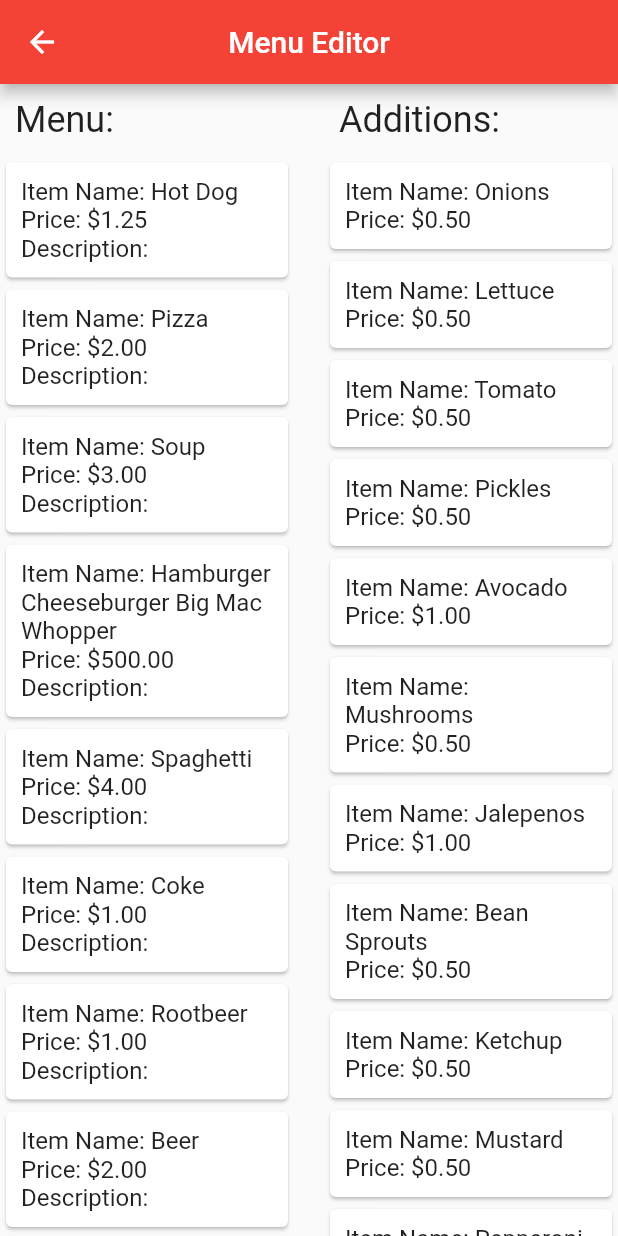
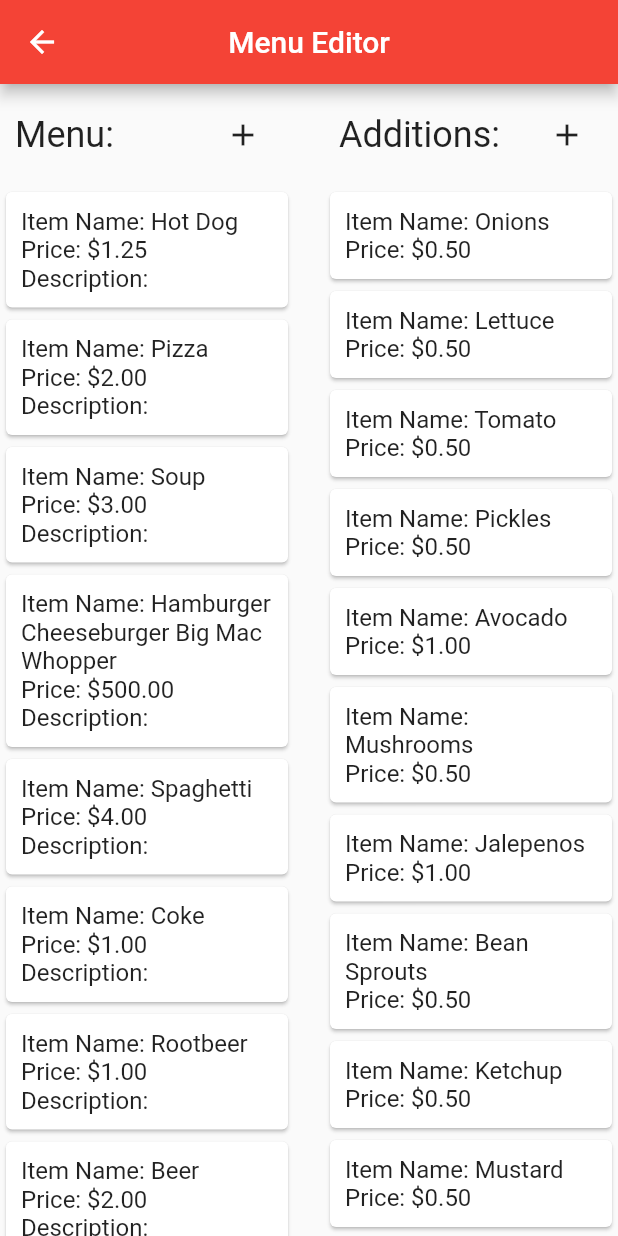
Before and after one commit to AlecRoss01/NAPOS-POS-System, a Flutter app: the MenuEditor screen opened directly, on a phone screen of 412 x 824 dp. Run offline on Flutter 3.47's test engine with Material 2 defaults, Android fonts, the phone set to English and light mode, and no system bars; our stand-ins replace flutter_dotenv; missing offline and left inert: square_in_app_payments.

Commit message:
Ability to remove items/additions. Ability to add new items/additions.

```diff
--- a/lib/pages/menu_editor_page.dart
+++ b/lib/pages/menu_editor_page.dart
@@ -35,10 +35,38 @@ class _MenuEditor extends State<MenuEditor> {
               Expanded(
                 child: Padding(
                     padding: EdgeInsets.all(10),
-                    child: Text(
+                    child: Row(
+                      children: [
+                        Text(
                           'Menu: ',
                           textAlign: TextAlign.left,
                           style: CustomTextStyle.headerText,
+                        ),
+
+                        Spacer(),
+
+                        IconButton(
+                          icon: Icon(Icons.add),
+                          onPressed: () {
+                            showDialog(
+                              context: context,
+                              builder: (context) {
+                                return AlertDialog(
+                                  title: Text("Create new menu item:"),
+                                  content: Container(
+                                    width: 500,
+                                    height: 500,
+                                    child: CustomizeMenuItem(
+                                      menuItem: MenuItem("New Menu Item"),
+                                      isPopup: true,
+                                    ),
+                                  ),
+                                );
+                              }
+                            );
+                          },
+                        )
+                      ],
                     )
                 ),
               ),
@@ -48,10 +76,38 @@ class _MenuEditor extends State<MenuEditor> {
               Expanded(
                 child: Padding(
                     padding: EdgeInsets.all(10),
-                    child: Text(
+                    child: Row(
+                      children: [
+                        Text(
                           'Additions: ',
                           textAlign: TextAlign.left,
                           style: CustomTextStyle.headerText,
+                        ),
+
+                        Spacer(),
+
+                        IconButton(
+                          icon: Icon(Icons.add),
+                          onPressed: () {
+                            showDialog(
+                                context: context,
+                                builder: (context) {
+                                  return AlertDialog(
+                                    title: Text("Create new addition:"),
+                                    content: Container(
+                                      width: 500,
+                                      height: 500,
+                                      child: CustomizeAddition(
+                                        addition: ItemAddition("New Addition", 0, 0),
+                                        isPopup: true,
+                                      ),
+                                    ),
+                                  );
+                                }
+                            );
+                          },
+                        )
+                      ],
                     )
                 ),
               ),
--- a/lib/widgets/customize_addition.dart
+++ b/lib/widgets/customize_addition.dart
@@ -8,14 +8,18 @@ import 'customize_menu_item_entry.dart';
 // This widget is the home page of the POS application.
 class CustomizeAddition extends StatefulWidget {
   bool isBeingEdited;
+  bool isPopup;
   final ItemAddition addition;
 
   CustomizeAddition({
     super.key,
     required this.addition,
     isBeingEdited,
+    isPopup,
   })
-      : isBeingEdited = isBeingEdited ?? false
+  :
+  isBeingEdited = isBeingEdited ?? false,
+  isPopup = isPopup ?? false
   ;
 
   @override
@@ -41,7 +45,7 @@ class _CustomizeAddition extends State<CustomizeAddition> {
     controllerPrice = TextEditingController(text: widget.addition.getprice().toString());
     //controllerDescription = TextEditingController(text: widget.addition.description);
 
-    if(!widget.isBeingEdited) {
+    if(!widget.isBeingEdited && !widget.isPopup) {
       return GestureDetector(
         child: MouseRegion(
           cursor: SystemMouseCursors.click,
@@ -77,18 +81,22 @@ class _CustomizeAddition extends State<CustomizeAddition> {
       return Card(
           child: Padding(
             padding: EdgeInsets.all(10),
+            child: Row(
+              crossAxisAlignment: CrossAxisAlignment.start,
+              children: [
+                Expanded(
                   child: Column(
                     crossAxisAlignment: CrossAxisAlignment.start,
                     children: [
 
-                CustomizeMenuItemEntry(
+                      CustomizePurchasableEntry(
                         title: 'Item Name: ',
                         controller: controllerItemName,
                       ),
 
                       SizedBox(height: 5),
 
-                CustomizeMenuItemEntry(
+                      CustomizePurchasableEntry(
                         title: 'Price (\$): ',
                         controller: controllerPrice,
                       ),
@@ -104,14 +112,21 @@ class _CustomizeAddition extends State<CustomizeAddition> {
                             ),
                             onPressed: () {
                               setState(() {
-                          //TODO: Set changes
                                 widget.isBeingEdited = false;
 
                                 try {
+                                  if (controllerItemName.text == "" || controllerPrice.text == "") {
+                                    throw Exception("Missing a value.");
+                                  }
                                   ItemAddition newAddition = ItemAddition(controllerItemName.text, 0, double.parse(controllerPrice.text));
                                   replaceAdditionInMenu(widget.addition, newAddition);
                                 } catch (e) {
-                            // Does nothing.
+                                  // Does nothing on a failed parse.
+                                }
+
+                                // If it's a popup, closes the popup.
+                                if (widget.isPopup) {
+                                  Navigator.of(context).pop();
                                 }
                               });
                             },
@@ -125,14 +140,39 @@ class _CustomizeAddition extends State<CustomizeAddition> {
                             onPressed: () {
                               setState(() {
                                 widget.isBeingEdited = false;
+
+                                // If it's a popup, closes the popup.
+                                if (widget.isPopup) {
+                                  Navigator.of(context).pop();
+                                }
                               });
                             },
                           ),
-                  ],
-                )
 
                         ],
                       ),
+
+                    ],
+                  ),
+                ),
+
+                SizedBox(width: 10),
+
+                IconButton(
+                  icon: Icon(Icons.delete),
+                  onPressed: () {
+                    if (widget.isPopup) {
+                      Navigator.of(context).pop();
+                      return;
+                    }
+                    removeAdditionInMenu(widget.addition);
+                  },
+                ),
+
+                SizedBox(width: 7),
+
+              ],
+            )
           )
       );
     }
--- a/lib/widgets/customize_menu_item.dart
+++ b/lib/widgets/customize_menu_item.dart
@@ -7,14 +7,18 @@ import 'customize_menu_item_entry.dart';
 // This widget is the home page of the POS application.
 class CustomizeMenuItem extends StatefulWidget {
   bool isBeingEdited;
+  bool isPopup;
   final MenuItem menuItem;
 
   CustomizeMenuItem({
     super.key,
     required this.menuItem,
     isBeingEdited,
+    isPopup
   })
-  : isBeingEdited = isBeingEdited ?? false
+  :
+  isBeingEdited = isBeingEdited ?? false,
+  isPopup = isPopup ?? false
   ;
 
   @override
@@ -40,7 +44,7 @@ class _CustomizeMenuItem extends State<CustomizeMenuItem> {
     controllerPrice = TextEditingController(text: widget.menuItem.price.toString());
     controllerDescription = TextEditingController(text: widget.menuItem.description);
 
-    if(!widget.isBeingEdited) {
+    if(!widget.isBeingEdited && !widget.isPopup) {
       return GestureDetector(
         child: MouseRegion(
           cursor: SystemMouseCursors.click,
@@ -81,25 +85,30 @@ class _CustomizeMenuItem extends State<CustomizeMenuItem> {
       return Card(
         child: Padding(
           padding: EdgeInsets.all(10),
+          child: Row(
+            crossAxisAlignment: CrossAxisAlignment.start,
+            children: [
+
+              Expanded(
                 child: Column(
                   crossAxisAlignment: CrossAxisAlignment.start,
                   children: [
 
-              CustomizeMenuItemEntry(
+                    CustomizePurchasableEntry(
                       title: 'Item Name: ',
                       controller: controllerItemName,
                     ),
 
                     SizedBox(height: 5),
 
-              CustomizeMenuItemEntry(
+                    CustomizePurchasableEntry(
                       title: 'Price (\$): ',
                       controller: controllerPrice,
                     ),
 
                     SizedBox(height: 5),
 
-              CustomizeMenuItemEntry(
+                    CustomizePurchasableEntry(
                       title: 'Description: ',
                       controller: controllerDescription,
                     ),
@@ -115,7 +124,6 @@ class _CustomizeMenuItem extends State<CustomizeMenuItem> {
                           ),
                           onPressed: () {
                             setState(() {
-                        //TODO: Set changes
                               widget.isBeingEdited = false;
 
                               try {
@@ -126,6 +134,11 @@ class _CustomizeMenuItem extends State<CustomizeMenuItem> {
                                 replaceItemInMenu(widget.menuItem, newItem);
                               } catch (e) {
                                 // Does nothing.
+                              }
+
+                              // If it's a popup, closes the popup.
+                              if (widget.isPopup) {
+                                Navigator.of(context).pop();
                               }
                             });
                           },
@@ -139,6 +152,11 @@ class _CustomizeMenuItem extends State<CustomizeMenuItem> {
                           onPressed: () {
                             setState(() {
                               widget.isBeingEdited = false;
+
+                              // If it's a popup, closes the popup.
+                              if (widget.isPopup) {
+                                Navigator.of(context).pop();
+                              }
                             });
                           },
                         ),
@@ -147,6 +165,25 @@ class _CustomizeMenuItem extends State<CustomizeMenuItem> {
 
                   ],
                 ),
+              ),
+
+              SizedBox(width: 10),
+
+              IconButton(
+                icon: Icon(Icons.delete),
+                onPressed: () {
+                  if (widget.isPopup) {
+                    Navigator.of(context).pop();
+                    return;
+                  }
+                  removeItemInMenu(widget.menuItem);
+                },
+              ),
+
+              SizedBox(width: 7),
+
+            ],
+          )
         )
       );
     }
```
Also changed, not shown: lib/widgets/customize_menu_item_entry.dart (+4 -4 lines), lib/widgets/CustomizeMenuItemPopup.dart (added). Lines whose indentation alone changed are shown as unchanged.
